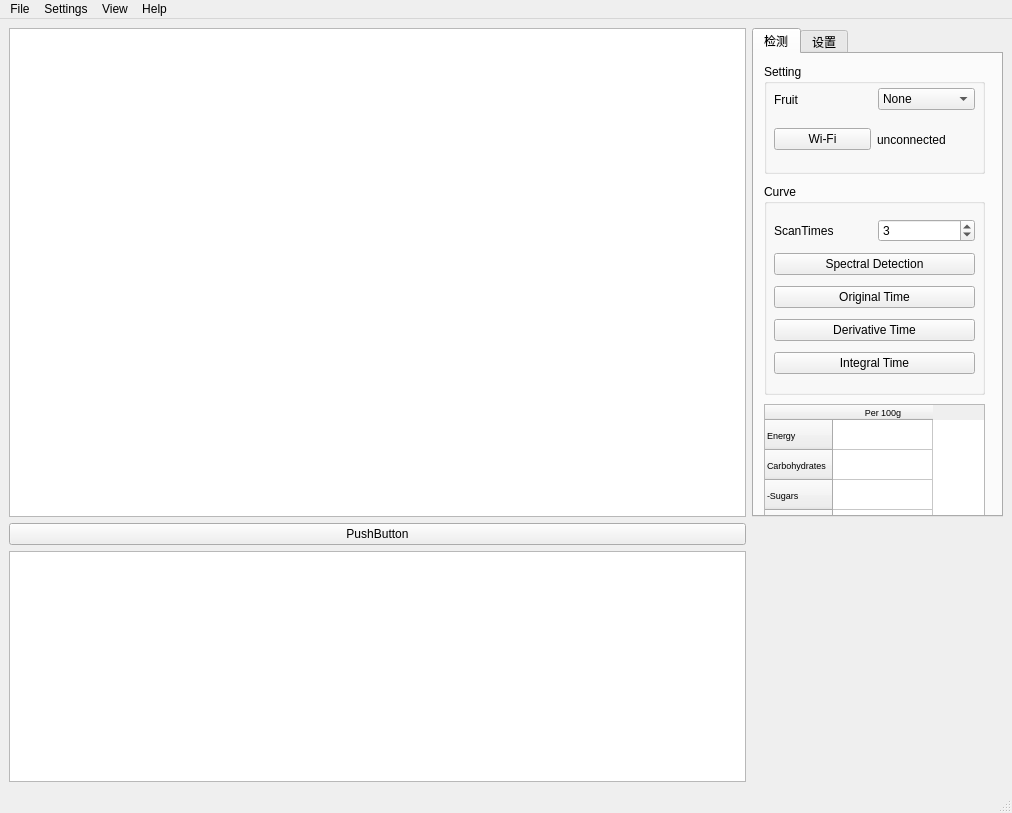
Before: the Qt Designer form Software_project/junior_gui/Mainwindow.ui in fanghaow/Srtp_project, drawn with Qt 5.
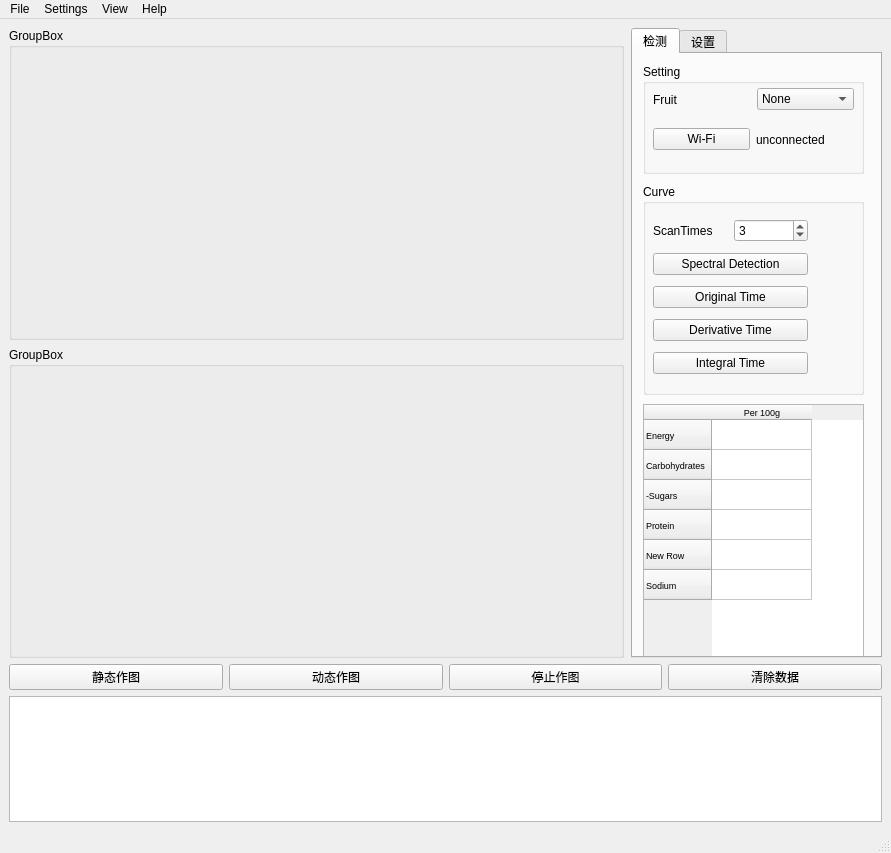
After: the same form once the commit is applied. The open tabs and pages were chosen to show the change.

The edit to the form file:
```diff
--- a/Software_project/junior_gui/Mainwindow.ui
+++ b/Software_project/junior_gui/Mainwindow.ui
@@ -6,22 +6,39 @@
    <rect>
     <x>0</x>
     <y>0</y>
-    <width>1012</width>
-    <height>813</height>
+    <width>891</width>
+    <height>853</height>
    </rect>
   </property>
   <property name="windowTitle">
    <string>水果光谱检测</string>
   </property>
   <widget class="QWidget" name="centralwidget">
-   <layout class="QGridLayout" name="gridLayout">
-    <item row="0" column="0">
-     <widget class="QGraphicsView" name="graphicsView"/>
-    </item>
-    <item row="3" column="0">
-     <layout class="QVBoxLayout" name="verticalLayout"/>
-    </item>
-    <item row="0" column="2">
+   <layout class="QVBoxLayout" name="verticalLayout_4" stretch="4,1">
+    <item>
+     <layout class="QHBoxLayout" name="horizontalLayout_7">
+      <property name="spacing">
+       <number>7</number>
+      </property>
+      <item>
+       <layout class="QVBoxLayout" name="verticalLayout">
+        <item>
+         <widget class="QGroupBox" name="groupBox">
+          <property name="title">
+           <string>GroupBox</string>
+          </property>
+         </widget>
+        </item>
+        <item>
+         <widget class="QGroupBox" name="groupBox_2">
+          <property name="title">
+           <string>GroupBox</string>
+          </property>
+         </widget>
+        </item>
+       </layout>
+      </item>
+      <item>
      <widget class="QTabWidget" name="tabWidget">
       <property name="enabled">
        <bool>true</bool>
@@ -161,7 +178,7 @@
           <rect>
            <x>10</x>
            <y>30</y>
-           <width>201</width>
+             <width>155</width>
            <height>168</height>
           </rect>
          </property>
@@ -610,15 +627,46 @@
       </widget>
      </widget>
     </item>
-    <item row="2" column="0">
+     </layout>
+    </item>
+    <item>
+     <layout class="QVBoxLayout" name="verticalLayout_3">
+      <item>
+       <layout class="QHBoxLayout" name="horizontalLayout_6">
+        <item>
+         <widget class="QPushButton" name="Static_plot">
+          <property name="text">
+           <string>静态作图</string>
+          </property>
+         </widget>
+        </item>
+        <item>
+         <widget class="QPushButton" name="dynamic_plot">
+          <property name="text">
+           <string>动态作图</string>
+          </property>
+         </widget>
+        </item>
+        <item>
+         <widget class="QPushButton" name="End_plot">
+          <property name="text">
+           <string>停止作图</string>
+          </property>
+         </widget>
+        </item>
+        <item>
+         <widget class="QPushButton" name="Erase_plot">
+          <property name="text">
+           <string>清除数据</string>
+          </property>
+         </widget>
+        </item>
+       </layout>
+      </item>
+      <item>
      <widget class="QTextEdit" name="textEdit"/>
     </item>
-    <item row="1" column="0">
-     <widget class="QPushButton" name="pushButton_2">
-      <property name="text">
-       <string>PushButton</string>
-      </property>
-     </widget>
+     </layout>
     </item>
    </layout>
   </widget>
@@ -627,7 +675,7 @@
     <rect>
      <x>0</x>
      <y>0</y>
-     <width>1012</width>
+     <width>891</width>
      <height>26</height>
     </rect>
    </property>
```
Left out of the diff: 2 changed lines with no effect on the pictures. Lines whose indentation alone changed are shown as unchanged.
